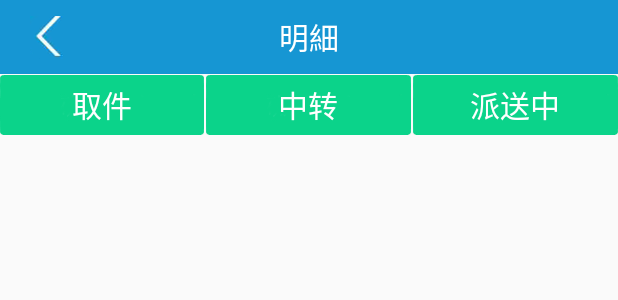
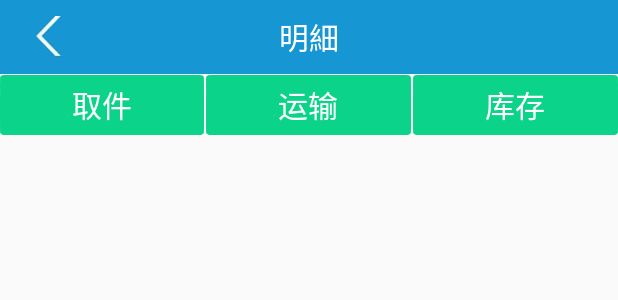
Before and after one commit to Finderchangchang/HYAndroid, an Android app: the layout mingxilayout.xml on its own in the app's theme, with its tools: preview values and no code run, on a phone screen of 412 x 824 dp. Shown: the top 300 px of the screen. Run offline under Robolectric (Android 15) with nearby library versions, the phone set to English and light mode, and no system bars.

Commit message:
修改了一些文字

```diff
--- a/app/src/main/java/ff/express/ui/Firstpage.java
+++ b/app/src/main/java/ff/express/ui/Firstpage.java
@@ -122,9 +122,9 @@ public class Firstpage extends BaseActivity implements View.OnClickListener, Clo
                 JSONObject datab1 = dataarray.optJSONObject(0);
                 qj_tv_fa.setText("取件数量:" + datab1.getString("countNum"));
                 JSONObject datab2 = dataarray.optJSONObject(1);
-                zz_tv_fa.setText("中转数量:" + datab2.getString("countNum"));
+                zz_tv_fa.setText("运输数量:" + datab2.getString("countNum"));
                 JSONObject datab3 = dataarray.optJSONObject(2);
-                pj_tv_fa.setText("派送数量:" + datab3.getString("countNum"));
+                pj_tv_fa.setText("库存数量:" + datab3.getString("countNum"));
                 if (result.equals("1")) {
 
                 } else {
--- a/app/src/main/java/ff/express/ui/PaisongActivity.java
+++ b/app/src/main/java/ff/express/ui/PaisongActivity.java
@@ -184,6 +184,7 @@ public class PaisongActivity extends BaseActivity implements View.OnClickListene
         dialog.setPositiveButton("确认", new DialogInterface.OnClickListener() {
             @Override
             public void onClick(DialogInterface dialog, int which) {
+                danhaostr="";
                 //设置给强哥发送的所有单号，的的str
                 for (int i = 0; i < list.size(); i++) {
                     if (i != list.size() - 1) {
--- a/app/src/main/java/ff/express/ui/Qujian2activity.java
+++ b/app/src/main/java/ff/express/ui/Qujian2activity.java
@@ -214,6 +214,7 @@ public class Qujian2activity extends BaseActivity implements View.OnClickListene
         dialog.setPositiveButton("确认", new DialogInterface.OnClickListener() {
             @Override
             public void onClick(DialogInterface dialog, int which) {
+                danhaostr="";
                 //设置给强哥发送的所有单号，的的str
                 for (int i = 0; i < list.size(); i++) {
                     if (i != list.size() - 1) {
--- a/app/src/main/java/ff/express/ui/SongdaActivity.java
+++ b/app/src/main/java/ff/express/ui/SongdaActivity.java
@@ -310,6 +310,7 @@ public class SongdaActivity extends BaseActivity implements View.OnClickListener
         dialog.setPositiveButton("确认", new DialogInterface.OnClickListener() {
             @Override
             public void onClick(DialogInterface dialog, int which) {
+
                 RequestBody requestBody = new FormBody.Builder()
                         .add("id", Utils.getCache("uid"))
                         .add("ext", "")
--- a/app/src/main/java/ff/express/ui/ZhongzhuanActivity.java
+++ b/app/src/main/java/ff/express/ui/ZhongzhuanActivity.java
@@ -187,6 +187,7 @@ public class ZhongzhuanActivity extends BaseActivity implements View.OnClickList
         dialog.setPositiveButton("确认", new DialogInterface.OnClickListener() {
             @Override
             public void onClick(DialogInterface dialog, int which) {
+                danhaostr = "";
                 if (list.size() < 1) {
                     danhaostr = danhaotv.getText().toString().trim();
                 }
--- a/app/src/main/res/layout/firstpage.xml
+++ b/app/src/main/res/layout/firstpage.xml
@@ -67,7 +67,7 @@
                 android:layout_weight="0.3"
                 android:drawableTop="@mipmap/index2"
                 android:gravity="center_horizontal"
-                android:text="派件" />
+                android:text="入库" />
 
             <TextView
                 android:id="@+id/qianshoutv"
@@ -93,7 +93,7 @@
                 android:layout_weight="0.3"
                 android:drawableTop="@mipmap/index4"
                 android:gravity="center_horizontal"
-                android:text="中转" />
+                android:text="运输" />
 
             <TextView
                 android:id="@+id/gongdanchaxuntv"
@@ -152,7 +152,7 @@
                 android:layout_height="wrap_content"
                 android:layout_marginLeft="15dp"
                 android:layout_marginTop="65dp"
-                android:text="派送数量：..."
+                android:text="库存数量：..."
                 android:textColor="#000"
                 android:textSize="15dp" />
 
--- a/app/src/main/res/layout/mingxilayout.xml
+++ b/app/src/main/res/layout/mingxilayout.xml
@@ -47,7 +47,7 @@
     <TextView
         android:id="@+id/zz"
         android:layout_weight="1"
-        android:text="中转"
+        android:text="运输"
         android:textSize="20dp"
         android:textColor="#ffffff"
         android:background="@mipmap/btn3"
@@ -60,7 +60,7 @@
     <TextView
         android:id="@+id/psz"
         android:layout_weight="1"
-        android:text="派送中"
+        android:text="库存"
         android:textSize="20dp"
         android:textColor="#ffffff"
         android:background="@mipmap/btn3"
--- a/app/src/main/res/layout/paisong.xml
+++ b/app/src/main/res/layout/paisong.xml
@@ -40,7 +40,7 @@
                 android:layout_height="wrap_content"
                 android:layout_centerHorizontal="true"
                 android:layout_centerVertical="true"
-                android:text="派送"
+                android:text="库存"
                 android:textColor="#fff"
                 android:textSize="20dp" />
         </RelativeLayout>
--- a/app/src/main/res/layout/qujian2.xml
+++ b/app/src/main/res/layout/qujian2.xml
@@ -41,7 +41,7 @@
                 android:layout_height="wrap_content"
                 android:layout_centerHorizontal="true"
                 android:layout_centerVertical="true"
-                android:text="派送"
+                android:text="库存"
                 android:textColor="#fff"
                 android:textSize="20dp" />
         </RelativeLayout>
--- a/app/src/main/res/layout/zhongzhuan.xml
+++ b/app/src/main/res/layout/zhongzhuan.xml
@@ -30,7 +30,7 @@
                 android:layout_height="wrap_content"
                 android:layout_centerHorizontal="true"
                 android:layout_centerVertical="true"
-                android:text="中转"
+                android:text="运输"
                 android:textColor="#fff"
                 android:textSize="20dp" />
             <TextView
```
Also changed, not shown: 1 other file.
